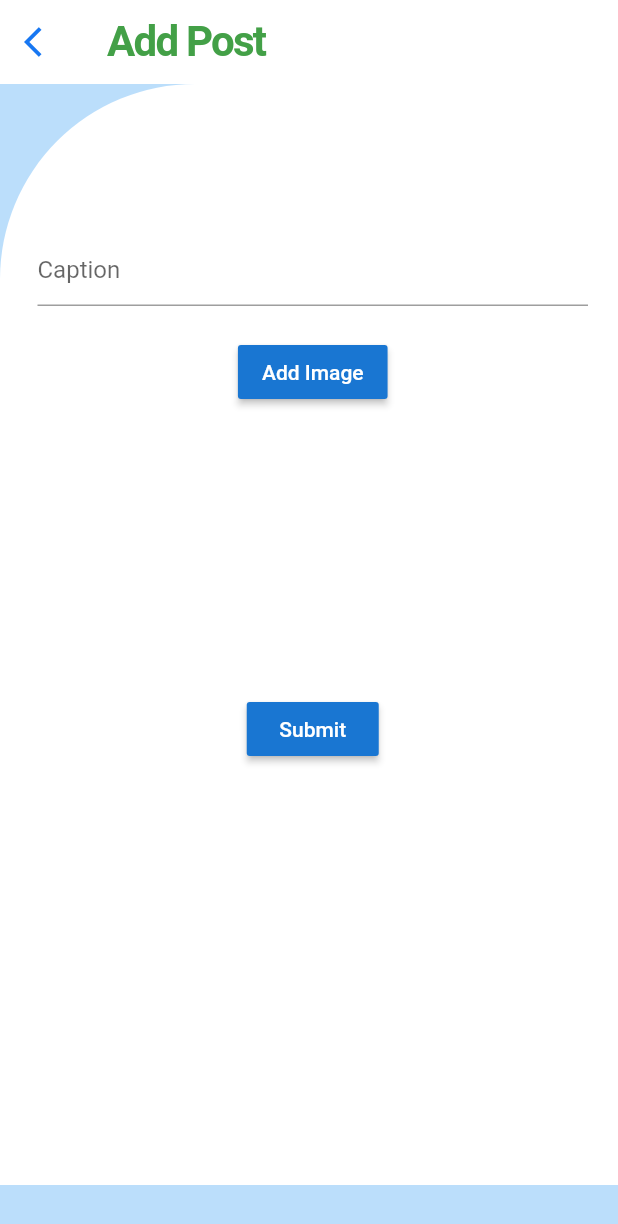
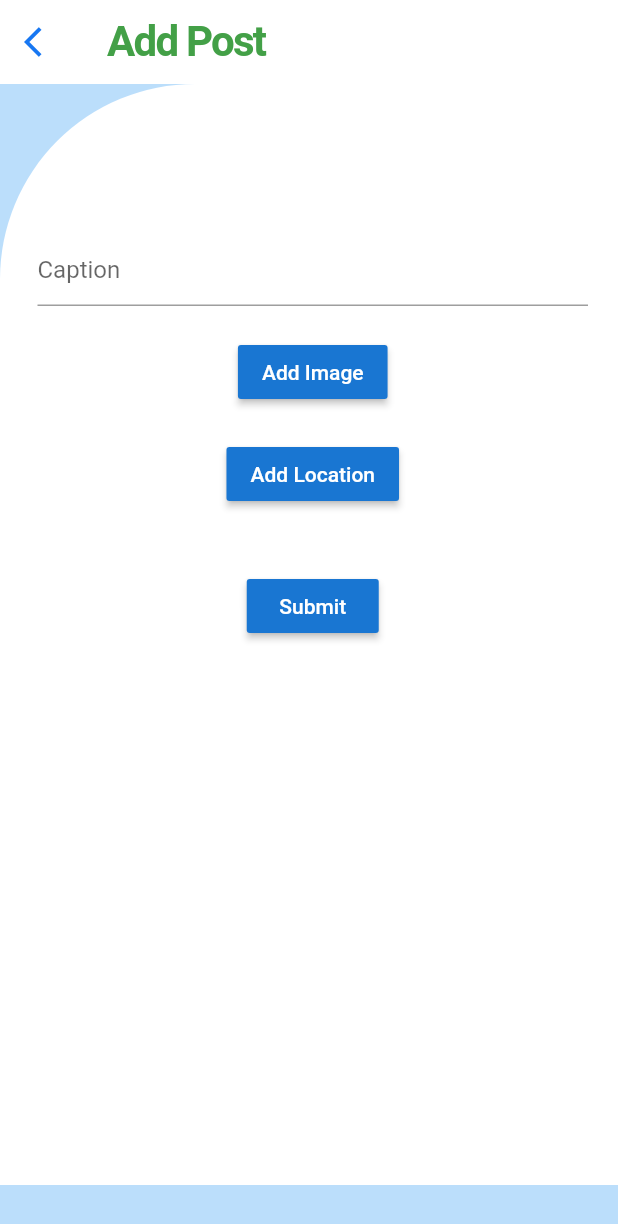
Before and after one commit to Binuraowin/B_Provider, a Flutter app: the AddList screen opened directly, after a tap on "Submit", on a phone screen of 412 x 824 dp. Shown: the top 1224 px of the screen. Run offline on Flutter 3.47's test engine with Material 2 defaults, Android fonts, the light colour scheme and no system bars; our stand-ins replace cloud_firestore, firebase_auth, firebase_core, firebase_storage, flutter_spinkit, image_picker and 2 more; accounts and stored records are empty.

Commit message:
Update addList.dart

```diff
--- a/b_provider/lib/screens/main_screens/addList.dart
+++ b/b_provider/lib/screens/main_screens/addList.dart
@@ -53,13 +53,13 @@ class _AddListState extends State<AddList> {
         ),
         actions: [
           FlatButton.icon(
-//              onPressed: () async{
+              onPressed: () async{
 //                await DatabaseService().signInAnon();
-//              },
-//              icon: Icon(Icons.person , color: Colors.white,),
-//              label: Text('Register',
-//                style: TextStyle(color: Colors.white),
-//              )
+              },
+              icon: Icon(Icons.person , color: Colors.white,),
+              label: Text('Register',
+                style: TextStyle(color: Colors.white),
+              )
           )
         ],
       ) ,
@@ -104,11 +104,25 @@ class _AddListState extends State<AddList> {
                           uploadImage();
                         }
                     ),
+                    SizedBox(height: 20.0),
+                    RaisedButton(
+                        color: Colors.blue[700],
+                        child: Text(
+                          'Add Location',
+                          style: TextStyle(
+                              color: Colors.white
+                          ),
+                        ),
+                        onPressed: () async{
+
+                          uploadImage();
+                        }
+                    ),
 
                     SizedBox(height: 20.0),
-                    (imageUrl != null)
-                        ? Image.network(imageUrl)
-                        : Placeholder(fallbackHeight: 150.0,fallbackWidth: double.infinity, color: Colors.transparent,),
+//                    (imageUrl != null)
+//                        ? Image.network(imageUrl)
+//                        : Placeholder(fallbackHeight: 150.0,fallbackWidth: double.infinity, color: Colors.transparent,),
                     SizedBox(height: 20.0),
                     RaisedButton(
                         color: Colors.blue[700],
@@ -120,7 +134,7 @@ class _AddListState extends State<AddList> {
                         ),
                         onPressed: () async{
                           if(caption != null || imageUrl != null){
-                            DatabaseService().setPost(caption, imageUrl, "dra,aclub",Uuid().v1() , "https://www.nsbm.ac.lk/wp-content/uploads/2019/08/footer_logo.png", "Dancing Club", DateTime.now());
+                           // DatabaseService().setPost(caption, imageUrl, "dra,aclub",Uuid().v1() , "https://www.nsbm.ac.lk/wp-content/uploads/2019/08/footer_logo.png", "Dancing Club", DateTime.now());
 
                             Navigator.push(context,
                               MaterialPageRoute(
```
